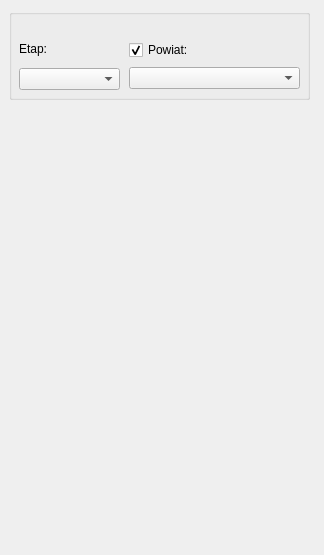
Old version of the form moek_editor_dockwidget_base.ui in the repository dszrek/moek_editor.
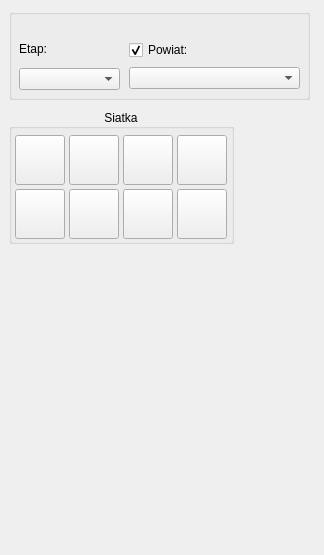
New version of the form.

Commit message: Dodano przyciski viewnet i ich ikony w folderze 'ui'

The edit to the form file:
```diff
--- a/moek_editor_dockwidget_base.ui
+++ b/moek_editor_dockwidget_base.ui
@@ -142,10 +142,348 @@
           </item>
          </layout>
         </widget>
-        <zorder>powiatComboBox</zorder>
-        <zorder>teamComboBox</zorder>
-        <zorder>powiatLab</zorder>
-        <zorder>teamLabel</zorder>
+       </widget>
+       <widget class="QGroupBox" name="gb_vn">
+        <property name="geometry">
+         <rect>
+          <x>0</x>
+          <y>100</y>
+          <width>225</width>
+          <height>135</height>
+         </rect>
+        </property>
+        <property name="autoFillBackground">
+         <bool>true</bool>
+        </property>
+        <property name="title">
+         <string>Siatka</string>
+        </property>
+        <property name="alignment">
+         <set>Qt::AlignCenter</set>
+        </property>
+        <property name="flat">
+         <bool>false</bool>
+        </property>
+        <widget class="QPushButton" name="btn_sel">
+         <property name="geometry">
+          <rect>
+           <x>6</x>
+           <y>26</y>
+           <width>50</width>
+           <height>50</height>
+          </rect>
+         </property>
+         <property name="sizePolicy">
+          <sizepolicy hsizetype="Fixed" vsizetype="Fixed">
+           <horstretch>0</horstretch>
+           <verstretch>0</verstretch>
+          </sizepolicy>
+         </property>
+         <property name="minimumSize">
+          <size>
+           <width>50</width>
+           <height>50</height>
+          </size>
+         </property>
+         <property name="focusPolicy">
+          <enum>Qt::NoFocus</enum>
+         </property>
+         <property name="toolTip">
+          <string/>
+         </property>
+         <property name="text">
+          <string/>
+         </property>
+         <property name="iconSize">
+          <size>
+           <width>40</width>
+           <height>40</height>
+          </size>
+         </property>
+         <property name="checkable">
+          <bool>true</bool>
+         </property>
+        </widget>
+        <widget class="QPushButton" name="btn_zoom">
+         <property name="geometry">
+          <rect>
+           <x>60</x>
+           <y>26</y>
+           <width>50</width>
+           <height>50</height>
+          </rect>
+         </property>
+         <property name="sizePolicy">
+          <sizepolicy hsizetype="Fixed" vsizetype="Fixed">
+           <horstretch>0</horstretch>
+           <verstretch>0</verstretch>
+          </sizepolicy>
+         </property>
+         <property name="minimumSize">
+          <size>
+           <width>50</width>
+           <height>50</height>
+          </size>
+         </property>
+         <property name="focusPolicy">
+          <enum>Qt::NoFocus</enum>
+         </property>
+         <property name="toolTip">
+          <string>wybierz pole</string>
+         </property>
+         <property name="text">
+          <string/>
+         </property>
+         <property name="iconSize">
+          <size>
+           <width>40</width>
+           <height>40</height>
+          </size>
+         </property>
+         <property name="checkable">
+          <bool>false</bool>
+         </property>
+        </widget>
+        <widget class="QPushButton" name="btn_done">
+         <property name="geometry">
+          <rect>
+           <x>114</x>
+           <y>26</y>
+           <width>50</width>
+           <height>50</height>
+          </rect>
+         </property>
+         <property name="sizePolicy">
+          <sizepolicy hsizetype="Fixed" vsizetype="Fixed">
+           <horstretch>0</horstretch>
+           <verstretch>0</verstretch>
+          </sizepolicy>
+         </property>
+         <property name="minimumSize">
+          <size>
+           <width>50</width>
+           <height>50</height>
+          </size>
+         </property>
+         <property name="focusPolicy">
+          <enum>Qt::NoFocus</enum>
+         </property>
+         <property name="toolTip">
+          <string>wybierz pole</string>
+         </property>
+         <property name="text">
+          <string/>
+         </property>
+         <property name="iconSize">
+          <size>
+           <width>40</width>
+           <height>40</height>
+          </size>
+         </property>
+         <property name="checkable">
+          <bool>false</bool>
+         </property>
+        </widget>
+        <widget class="QPushButton" name="btn_prev">
+         <property name="geometry">
+          <rect>
+           <x>114</x>
+           <y>80</y>
+           <width>50</width>
+           <height>50</height>
+          </rect>
+         </property>
+         <property name="sizePolicy">
+          <sizepolicy hsizetype="Fixed" vsizetype="Fixed">
+           <horstretch>0</horstretch>
+           <verstretch>0</verstretch>
+          </sizepolicy>
+         </property>
+         <property name="minimumSize">
+          <size>
+           <width>50</width>
+           <height>50</height>
+          </size>
+         </property>
+         <property name="focusPolicy">
+          <enum>Qt::NoFocus</enum>
+         </property>
+         <property name="toolTip">
+          <string>wybierz pole</string>
+         </property>
+         <property name="text">
+          <string/>
+         </property>
+         <property name="iconSize">
+          <size>
+           <width>40</width>
+           <height>40</height>
+          </size>
+         </property>
+         <property name="checkable">
+          <bool>false</bool>
+         </property>
+        </widget>
+        <widget class="QPushButton" name="btn_next">
+         <property name="geometry">
+          <rect>
+           <x>168</x>
+           <y>80</y>
+           <width>50</width>
+           <height>50</height>
+          </rect>
+         </property>
+         <property name="sizePolicy">
+          <sizepolicy hsizetype="Fixed" vsizetype="Fixed">
+           <horstretch>0</horstretch>
+           <verstretch>0</verstretch>
+          </sizepolicy>
+         </property>
+         <property name="minimumSize">
+          <size>
+           <width>50</width>
+           <height>50</height>
+          </size>
+         </property>
+         <property name="focusPolicy">
+          <enum>Qt::NoFocus</enum>
+         </property>
+         <property name="toolTip">
+          <string>wybierz pole</string>
+         </property>
+         <property name="text">
+          <string/>
+         </property>
+         <property name="iconSize">
+          <size>
+           <width>40</width>
+           <height>40</height>
+          </size>
+         </property>
+         <property name="checkable">
+          <bool>false</bool>
+         </property>
+        </widget>
+        <widget class="QPushButton" name="btn_doneF">
+         <property name="geometry">
+          <rect>
+           <x>168</x>
+           <y>26</y>
+           <width>50</width>
+           <height>50</height>
+          </rect>
+         </property>
+         <property name="sizePolicy">
+          <sizepolicy hsizetype="Fixed" vsizetype="Fixed">
+           <horstretch>0</horstretch>
+           <verstretch>0</verstretch>
+          </sizepolicy>
+         </property>
+         <property name="minimumSize">
+          <size>
+           <width>50</width>
+           <height>50</height>
+          </size>
+         </property>
+         <property name="focusPolicy">
+          <enum>Qt::NoFocus</enum>
+         </property>
+         <property name="toolTip">
+          <string>wybierz pole</string>
+         </property>
+         <property name="text">
+          <string/>
+         </property>
+         <property name="iconSize">
+          <size>
+           <width>40</width>
+           <height>40</height>
+          </size>
+         </property>
+         <property name="checkable">
+          <bool>false</bool>
+         </property>
+        </widget>
+        <widget class="QPushButton" name="btn_ge2q">
+         <property name="geometry">
+          <rect>
+           <x>60</x>
+           <y>80</y>
+           <width>50</width>
+           <height>50</height>
+          </rect>
+         </property>
+         <property name="sizePolicy">
+          <sizepolicy hsizetype="Fixed" vsizetype="Fixed">
+           <horstretch>0</horstretch>
+           <verstretch>0</verstretch>
+          </sizepolicy>
+         </property>
+         <property name="minimumSize">
+          <size>
+           <width>50</width>
+           <height>50</height>
+          </size>
+         </property>
+         <property name="focusPolicy">
+          <enum>Qt::NoFocus</enum>
+         </property>
+         <property name="toolTip">
+          <string>wybierz pole</string>
+         </property>
+         <property name="text">
+          <string/>
+         </property>
+         <property name="iconSize">
+          <size>
+           <width>40</width>
+           <height>40</height>
+          </size>
+         </property>
+         <property name="checkable">
+          <bool>false</bool>
+         </property>
+        </widget>
+        <widget class="QPushButton" name="btn_q2ge">
+         <property name="geometry">
+          <rect>
+           <x>6</x>
+           <y>80</y>
+           <width>50</width>
+           <height>50</height>
+          </rect>
+         </property>
+         <property name="sizePolicy">
+          <sizepolicy hsizetype="Fixed" vsizetype="Fixed">
+           <horstretch>0</horstretch>
+           <verstretch>0</verstretch>
+          </sizepolicy>
+         </property>
+         <property name="minimumSize">
+          <size>
+           <width>50</width>
+           <height>50</height>
+          </size>
+         </property>
+         <property name="focusPolicy">
+          <enum>Qt::NoFocus</enum>
+         </property>
+         <property name="toolTip">
+          <string>wybierz pole</string>
+         </property>
+         <property name="text">
+          <string/>
+         </property>
+         <property name="iconSize">
+          <size>
+           <width>40</width>
+           <height>40</height>
+          </size>
+         </property>
+         <property name="checkable">
+          <bool>false</bool>
+         </property>
+        </widget>
        </widget>
       </widget>
      </widget>
```
Left out of the diff: 4 changed lines with no effect on the pictures. The commit also changes 6 other files.
